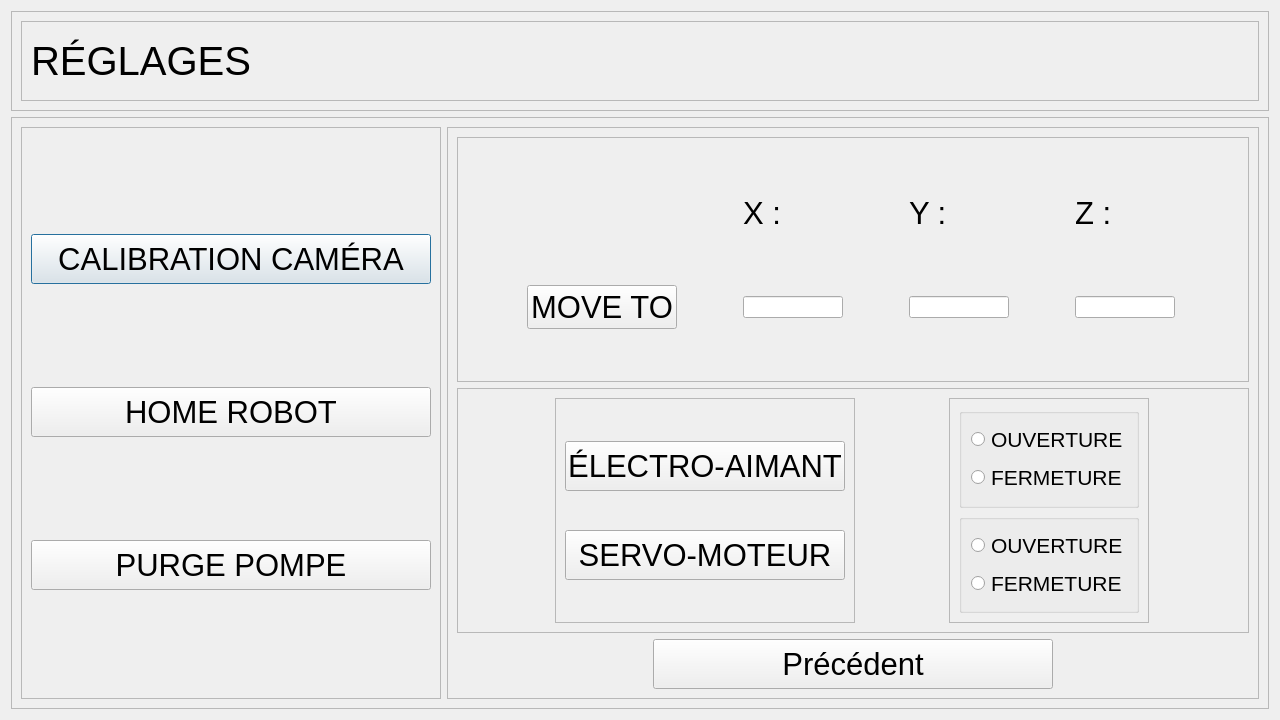
emilerenaud/BartendUS-GROS4, file Logiciel/pi_controller/HMI2/Reglage_v2.ui: the form before one commit.
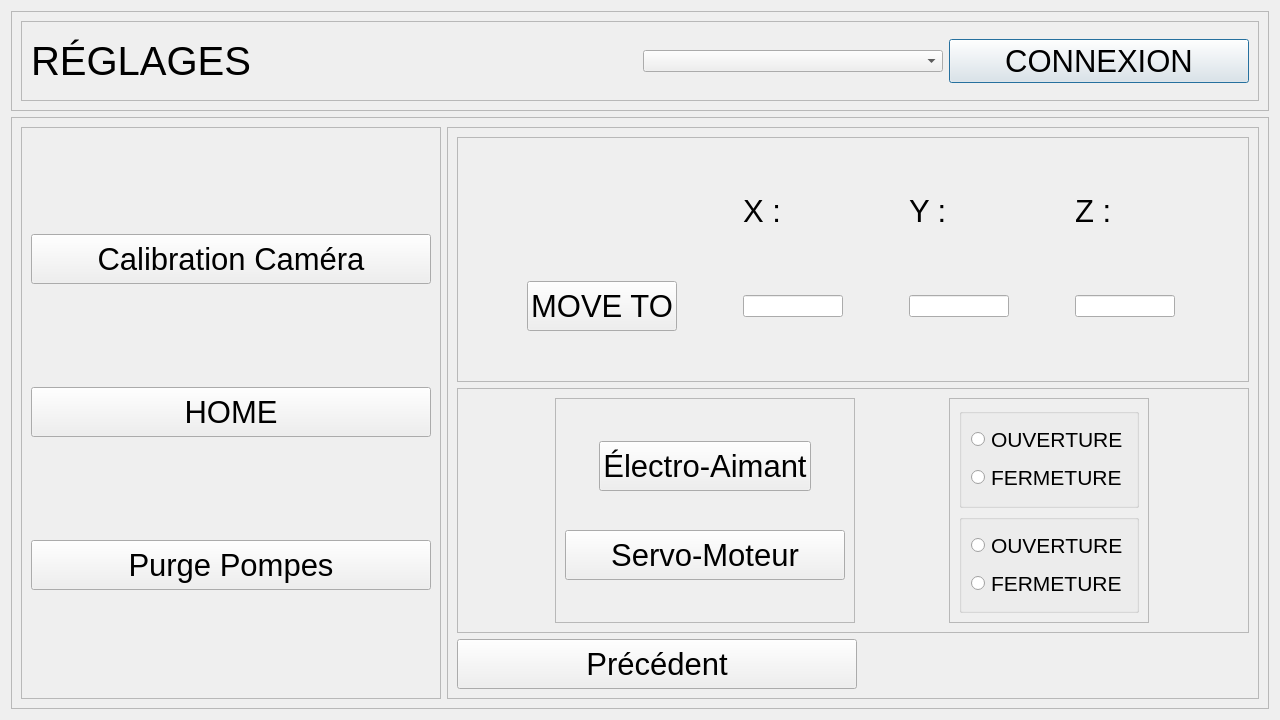
The form after the commit.

What changed in the file:
```diff
--- a/Logiciel/pi_controller/HMI2/Reglage_v2.ui
+++ b/Logiciel/pi_controller/HMI2/Reglage_v2.ui
@@ -18,8 +18,8 @@
   </property>
   <property name="maximumSize">
    <size>
-    <width>1280</width>
-    <height>720</height>
+    <width>3000</width>
+    <height>3000</height>
    </size>
   </property>
   <property name="windowTitle">
@@ -62,6 +62,34 @@
            </property>
           </widget>
          </item>
+         <item>
+          <widget class="QComboBox" name="comboBox">
+           <property name="maximumSize">
+            <size>
+             <width>300</width>
+             <height>16777215</height>
+            </size>
+           </property>
+          </widget>
+         </item>
+         <item>
+          <widget class="QPushButton" name="pushButton_2">
+           <property name="maximumSize">
+            <size>
+             <width>300</width>
+             <height>16777215</height>
+            </size>
+           </property>
+           <property name="font">
+            <font>
+             <pointsize>23</pointsize>
+            </font>
+           </property>
+           <property name="text">
+            <string>CONNEXION</string>
+           </property>
+          </widget>
+         </item>
         </layout>
        </widget>
       </item>
@@ -97,7 +125,7 @@
            <property name="maximumSize">
             <size>
              <width>400</width>
-             <height>16777215</height>
+             <height>50</height>
             </size>
            </property>
            <property name="font">
@@ -106,7 +134,7 @@
             </font>
            </property>
            <property name="text">
-            <string>CALIBRATION CAMÉRA</string>
+            <string>Calibration Caméra</string>
            </property>
           </widget>
          </item>
@@ -121,7 +149,7 @@
            <property name="maximumSize">
             <size>
              <width>400</width>
-             <height>16777215</height>
+             <height>50</height>
             </size>
            </property>
            <property name="font">
@@ -130,7 +158,7 @@
             </font>
            </property>
            <property name="text">
-            <string>HOME ROBOT</string>
+            <string>HOME</string>
            </property>
           </widget>
          </item>
@@ -145,7 +173,7 @@
            <property name="maximumSize">
             <size>
              <width>400</width>
-             <height>16777215</height>
+             <height>50</height>
             </size>
            </property>
            <property name="font">
@@ -154,7 +182,7 @@
             </font>
            </property>
            <property name="text">
-            <string>PURGE POMPE</string>
+            <string>Purge Pompes</string>
            </property>
           </widget>
          </item>
@@ -211,10 +239,16 @@
             </item>
             <item row="3" column="0">
              <widget class="QPushButton" name="move_to">
+              <property name="minimumSize">
+               <size>
+                <width>0</width>
+                <height>50</height>
+               </size>
+              </property>
               <property name="maximumSize">
                <size>
                 <width>150</width>
-                <height>16777215</height>
+                <height>50</height>
                </size>
               </property>
               <property name="font">
@@ -296,11 +330,17 @@
                <enum>QFrame::Raised</enum>
               </property>
               <layout class="QVBoxLayout" name="verticalLayout_4">
-               <item>
+               <item alignment="Qt::AlignHCenter">
                 <widget class="QPushButton" name="bouton_electro">
+                 <property name="minimumSize">
+                  <size>
+                   <width>0</width>
+                   <height>50</height>
+                  </size>
+                 </property>
                  <property name="maximumSize">
                   <size>
-                   <width>16777215</width>
+                   <width>10000</width>
                    <height>50</height>
                   </size>
                  </property>
@@ -310,12 +350,18 @@
                   </font>
                  </property>
                  <property name="text">
-                  <string>ÉLECTRO-AIMANT</string>
+                  <string>Électro-Aimant</string>
                  </property>
                 </widget>
                </item>
                <item>
                 <widget class="QPushButton" name="bouton_servo">
+                 <property name="minimumSize">
+                  <size>
+                   <width>0</width>
+                   <height>50</height>
+                  </size>
+                 </property>
                  <property name="maximumSize">
                   <size>
                    <width>16777215</width>
@@ -328,7 +374,7 @@
                   </font>
                  </property>
                  <property name="text">
-                  <string>SERVO-MOTEUR</string>
+                  <string>Servo-Moteur</string>
                  </property>
                 </widget>
                </item>
@@ -422,7 +468,7 @@
            </layout>
           </widget>
          </item>
-         <item row="3" column="0" alignment="Qt::AlignHCenter">
+         <item row="2" column="0">
           <widget class="QPushButton" name="precedent">
            <property name="minimumSize">
             <size>
```
